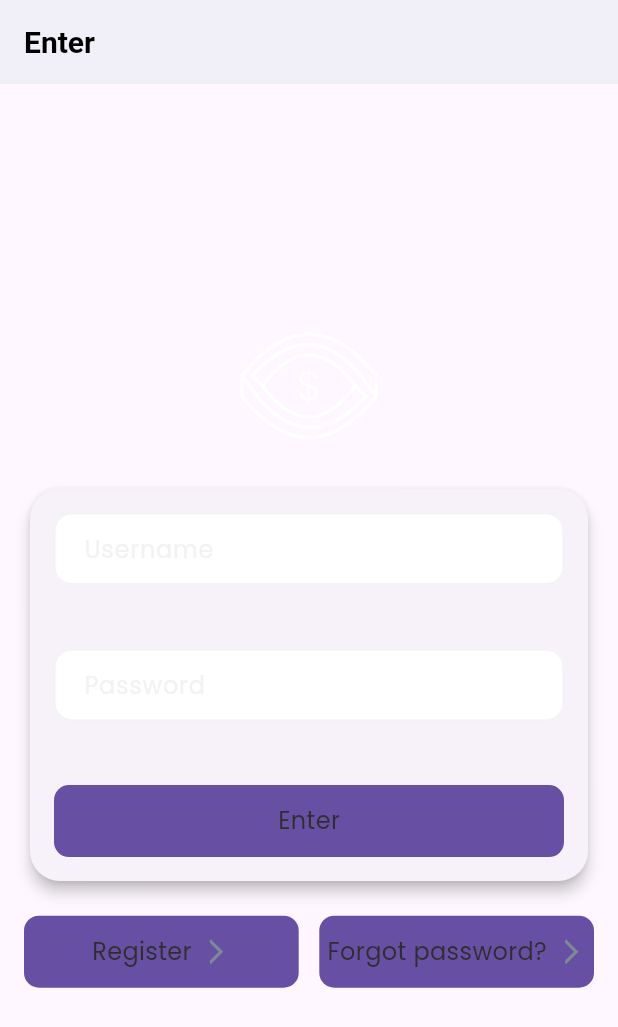
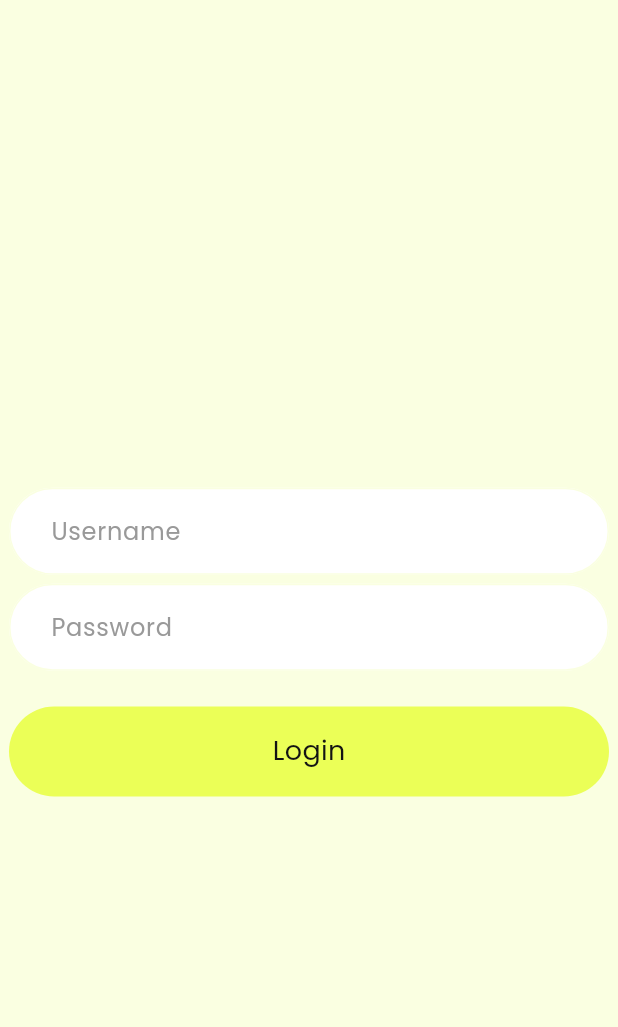
Before and after one commit to gitformannon/Finance, a Flutter app: the screen it shows after launch, on a phone screen of 412 x 824 dp. Shown: the top 1027 px of the screen. Run offline on Flutter 3.47's test engine with Material 3 defaults, Android fonts, the phone set to English and light mode, and no system bars; our stand-ins replace bloc, cached_network_image, currency_text_input_formatter, dartz, dio, easy_localization and 13 more; accounts and stored records are empty; generated files the repository leaves out were written again.

Commit message:
Finance FE Login page

```diff
--- a/mobile_frontend/lib/core/constants/app_colors.dart
+++ b/mobile_frontend/lib/core/constants/app_colors.dart
@@ -3,13 +3,14 @@ import 'dart:ui';
 import 'package:flutter/material.dart';
 
 class AppColors {
-static const Color primary = Color(0xFFFF8C42);
-static const Color secondary = Color(0xFFFFD89B);
+static const Color primary = Color(0xFFEBFF57);
+static const Color secondary = Color(0xFFA2F7A1);
 static const Color accent = Color(0xFF3E7C76);
-static const Color background = Color(0xFFFFFDF9);
+static const Color background = Color(0xFFFAFFE1);
 static const Color surface = Color(0xFFFFFFFF);
-static const Color textPrimary = Color(0xFF2E2E2E);
-static const Color textSecondary = Color(0xFF6D6D6D);
+static const Color textPrimary = Color(0xFF131313);
+static const Color textSecondary = Color(0xFF343434);
 static const Color error = Color(0xFFEF5B5B);
 static const Color box = Color(0xF1F1F1F1);
+static const Color def = Color(0xFF999999);
 }
--- a/mobile_frontend/lib/core/constants/app_sizes.dart
+++ b/mobile_frontend/lib/core/constants/app_sizes.dart
@@ -11,7 +11,7 @@ class AppSizes {
   static const double avatarSize48 = 48.0;
 
   // Button sizes
-  static const double buttonHeight48 = 48.0;
+  static const double buttonHeight = 60.0;
   static const double buttonMinWidth120 = 120.0;
 
   // Card sizes
@@ -22,18 +22,19 @@ class AppSizes {
   static const double appBarHeight56 = 56.0;
 
   // Padding
-  static const double paddingXS4 = 4.0;
-  static const double paddingS8 = 8.0;
-  static const double paddingM16 = 16.0;
+  static const double paddingXS = 1.0;
+  static const double paddingS = 5.0;
+  static const double paddingM = 12.0;
+  static const double paddingL = 24.0;
 
   // Radius
-  static const double borderSmall6 = 6.0;
-  static const double borderMedium12 = 12.0;
-  static const double borderLarge20 = 20.0;
-  static const double borderCircle100 = 100.0;
+  static const double borderSmall = 6.0;
+  static const double borderMedium = 36.0;
+  static const double borderLarge = 48.0;
+  static const double borderCircle = 100.0;
 
   // Spacing
-  static const double spaceXXS4 = 4.0;
+  static const double spaceXXS5 = 5.0;
   static const double spaceXS8 = 8.0;
   static const double spaceS12 = 12.0;
   static const double spaceM16 = 16.0;
@@ -53,5 +54,5 @@ class AppSizes {
   static const double textSize30 = 30.0;
 
   // Textfield sizes
-  static const double textFieldHeight60 = 60.0;
+  static const double textFieldHeight = 87.0;
 }
--- a/mobile_frontend/lib/core/constants/locale_keys.dart
+++ b/mobile_frontend/lib/core/constants/locale_keys.dart
@@ -12,7 +12,7 @@
   static const logout = 'logout';
   static const userName = 'userName';
   static const password = 'password';
-  static const enter = 'enter';
+  static const enter = 'Login';
   static const analytics = 'analytics';
   static const serverError="serverError";
 }
--- a/mobile_frontend/lib/core/themes/app_text_styles.dart
+++ b/mobile_frontend/lib/core/themes/app_text_styles.dart
@@ -38,11 +38,18 @@ class AppTextStyles {
   );
 
   /// 🧾 BODY TEXT
-  static final TextStyle bodyRegular = custom(fontSize: AppSizes.textSize16);
+  static final TextStyle bodyRegular = custom(
+    fontSize: AppSizes.textSize16,
+  );
 
   static final TextStyle bodyMedium = custom(
     fontSize: AppSizes.textSize16,
     fontWeight: FontWeights.medium,
+  );
+
+  static final TextStyle bodyLarge = custom(
+    fontSize: AppSizes.textSize18,
+    fontWeight: FontWeights.regular,
   );
 
   static final TextStyle bodySemiBold = custom(
--- a/mobile_frontend/lib/core/themes/themes.dart
+++ b/mobile_frontend/lib/core/themes/themes.dart
@@ -16,8 +16,8 @@ ThemeData lightThemeData = ThemeData(
   ),
 
   appBarTheme: const AppBarTheme(
-    backgroundColor: AppColors.surface,
-    elevation: 4.0,
+    backgroundColor:  AppColors.background,
+    elevation: 0.0,
     iconTheme: IconThemeData(color: Colors.black),
     titleTextStyle: TextStyle(
       color: Colors.black,
@@ -52,8 +52,8 @@ ThemeData darkThemeData = ThemeData(
   ),
 
   appBarTheme: AppBarTheme(
-    backgroundColor:  Color(0xFF121212), // masalan: Color(0xFF121212)
-    elevation: 4.0,
+    backgroundColor:  AppColors.background, // masalan: Color(0xFF121212)
+    elevation: 0.0,
     iconTheme: const IconThemeData(color: Colors.white),
     titleTextStyle: const TextStyle(
       color: Colors.white,
--- a/mobile_frontend/lib/features/auth/presentation/pages/forgot_password.dart
+++ b/mobile_frontend/lib/features/auth/presentation/pages/forgot_password.dart
@@ -40,7 +40,7 @@ class _ForgotPasswordPageState extends State<ForgotPasswordPage> {
       body: SafeArea(
         child: Center(
           child: SingleChildScrollView(
-            padding: const EdgeInsets.all(AppSizes.paddingM16),
+            padding: const EdgeInsets.all(AppSizes.paddingM),
             child: Column(
               mainAxisSize: MainAxisSize.min,
               crossAxisAlignment: CrossAxisAlignment.stretch,
@@ -56,11 +56,11 @@ class _ForgotPasswordPageState extends State<ForgotPasswordPage> {
                   elevation: 4,
                   shape: RoundedRectangleBorder(
                     borderRadius:
-                        BorderRadius.circular(AppSizes.borderLarge20),
+                        BorderRadius.circular(AppSizes.borderLarge),
                   ),
                   child: Padding(
                     padding:
-                        const EdgeInsets.all(AppSizes.paddingM16),
+                        const EdgeInsets.all(AppSizes.paddingM),
                     child: Column(
                       crossAxisAlignment: CrossAxisAlignment.stretch,
                       children: [
--- a/mobile_frontend/lib/features/auth/presentation/pages/login.dart
+++ b/mobile_frontend/lib/features/auth/presentation/pages/login.dart
@@ -50,33 +50,22 @@ class _LoginPageState extends State<LoginPage> {
       },
       builder: (context, state) {
         return Scaffold(
+          backgroundColor: AppColors.background,
           appBar: AppBar(
-            title: Text(LocaleKeys.enter.tr()),
+            elevation: 0,
+            backgroundColor: AppColors.background,
           ),
           body: SafeArea(
             child: Center(
               child: SingleChildScrollView(
-                padding: const EdgeInsets.all(AppSizes.paddingM16),
+                padding: const EdgeInsets.all(AppSizes.paddingXS),
                 child: Column(
                   mainAxisSize: MainAxisSize.min,
                   crossAxisAlignment: CrossAxisAlignment.stretch,
                   children: [
-                    Center(
-                      child: Image.asset(
-                        AppImages.logo,
-                        height: AppSizes.logoSmall60.h,
-                      ),
-                    ),
-                    SizedBox(height: AppSizes.spaceXL24.h),
-                    Card(
-                      elevation: 4,
-                      shape: RoundedRectangleBorder(
-                        borderRadius:
-                            BorderRadius.circular(AppSizes.borderLarge20),
-                      ),
-                      child: Padding(
+                    Padding(
                       padding:
-                            const EdgeInsets.all(AppSizes.paddingM16),
+                        const EdgeInsets.all(AppSizes.paddingS),
                       child: Column(
                         crossAxisAlignment: CrossAxisAlignment.stretch,
                         children: [
@@ -84,7 +73,7 @@ class _LoginPageState extends State<LoginPage> {
                             controller: _phoneController,
                             hintText: LocaleKeys.userName.tr(),
                           ),
-                            SizedBox(height: AppSizes.spaceM16.h),
+                          SizedBox(height: AppSizes.spaceXXS5.h),
                           WMaskedTextField(
                             controller: _passwordController,
                             hintText: LocaleKeys.password.tr(),
@@ -100,47 +89,16 @@ class _LoginPageState extends State<LoginPage> {
                                     const TextStyle(color: AppColors.error),
                               ),
                             ),
-                            SizedBox(height: AppSizes.spaceM16.h),
+                          SizedBox(height: AppSizes.spaceL20.h),
                           WButton(
                             onTap: _login,
                             isLoading:
                                 state.status == RequestStatus.loading,
-                              text: LocaleKeys.enter.tr(),
+                            text: LocaleKeys.enter,
                           ),
+                          SizedBox(height: AppSizes.spaceL20.h),
                         ],
                       ),
-                      ),
-                    ),
-                    SizedBox(height: AppSizes.spaceM16.h),
-                    Row(
-                      children: [
-                        Expanded(
-                          child: WButton(
-                            onTap: () =>
-                                context.read<NavigateCubit>().goToRegisterPage(),
-                            text: 'Register',
-                            hasNextIcon: true,
-                            nextIcon: SvgPicture.asset(
-                              'assets/svg/ic_arrow_right.svg',
-                              fit: BoxFit.scaleDown,
-                            ),
-                          ),
-                        ),
-                        SizedBox(width: AppSizes.spaceS12.w),
-                        Expanded(
-                          child: WButton(
-                            onTap: () => context
-                                .read<NavigateCubit>()
-                                .goToForgotPasswordPage(),
-                            text: 'Forgot password?',
-                            hasNextIcon: true,
-                            nextIcon: SvgPicture.asset(
-                              'assets/svg/ic_arrow_right.svg',
-                              fit: BoxFit.scaleDown,
-                            ),
-                          ),
-                        ),
-                      ],
                     ),
                   ],
                 ),
--- a/mobile_frontend/lib/features/auth/presentation/pages/register.dart
+++ b/mobile_frontend/lib/features/auth/presentation/pages/register.dart
@@ -42,7 +42,7 @@ class _RegisterPageState extends State<RegisterPage> {
       body: SafeArea(
         child: Center(
           child: SingleChildScrollView(
-            padding: const EdgeInsets.all(AppSizes.paddingM16),
+            padding: const EdgeInsets.all(AppSizes.paddingM),
             child: Column(
               mainAxisSize: MainAxisSize.min,
               crossAxisAlignment: CrossAxisAlignment.stretch,
@@ -58,11 +58,11 @@ class _RegisterPageState extends State<RegisterPage> {
                   elevation: 4,
                   shape: RoundedRectangleBorder(
                     borderRadius:
-                        BorderRadius.circular(AppSizes.borderLarge20),
+                        BorderRadius.circular(AppSizes.borderLarge),
                   ),
                   child: Padding(
                     padding:
-                        const EdgeInsets.all(AppSizes.paddingM16),
+                        const EdgeInsets.all(AppSizes.paddingM),
                     child: Column(
                       crossAxisAlignment: CrossAxisAlignment.stretch,
                       children: [
--- a/mobile_frontend/lib/features/profile/presentation/pages/profile_page.dart
+++ b/mobile_frontend/lib/features/profile/presentation/pages/profile_page.dart
@@ -25,7 +25,10 @@ class _ProfilePageState extends State<ProfilePage> {
   @override
   Widget build(BuildContext context) {
     return Scaffold(
-      appBar: AppBar(title: const Text('Profile')),
+      appBar: AppBar(
+        backgroundColor: AppColors.background,
+        elevation: 0,
+      ),
       body: BlocBuilder<ProfileCubit, ProfileState>(
         builder: (context, state) {
           if (state.status.isLoading()) {
--- a/mobile_frontend/lib/features/shared/presentation/widgets/app_buttons/w_button.dart
+++ b/mobile_frontend/lib/features/shared/presentation/widgets/app_buttons/w_button.dart
@@ -34,14 +34,14 @@ class WButton extends StatelessWidget {
     required this.onTap,
     this.text = '',
     this.textColor,
-    this.borderRadius = 10,
+    this.borderRadius = AppSizes.borderLarge,
     this.isDisabled = false,
     this.isLoading = false,
     this.hasError = false,
     this.hasNextIcon = false,
     this.hasPreviousIcon = false,
-    this.width,
-    this.height,
+    this.width = double.infinity,
+    this.height = AppSizes.buttonHeight,
     this.margin,
     this.padding,
     this.textStyle,
@@ -66,17 +66,17 @@ class WButton extends StatelessWidget {
       isDisabled: isDisabled,
       child: Container(
         width: width,
-        height: height ?? AppSizes.buttonHeight48,
+        height: height ?? AppSizes.buttonHeight,
         margin: margin,
         padding: padding ?? EdgeInsets.zero,
         alignment: Alignment.center,
         decoration: BoxDecoration(
           color:
-              isDisabled
-                  ? AppColors.box
-                  : (backgroundColor ?? Theme.of(context).colorScheme.primary),
+            isDisabled
+              ? AppColors.box
+              : (backgroundColor ?? Theme.of(context).primaryColor),
           borderRadius: BorderRadius.circular(borderRadius),
-          border: hasError ? Border.all(color: Colors.red) : border,
+          border: hasError ? Border.all(color: AppColors.error) : border,
           boxShadow: shadow,
         ),
         child:
@@ -95,7 +95,7 @@ class WButton extends StatelessWidget {
                         child ??
                             Text(
                               text,
-                              style: textStyle ?? AppTextStyles.bodyRegular,
+                              style: textStyle ?? AppTextStyles.bodyLarge,
                               textAlign: TextAlign.center,
                               overflow: TextOverflow.ellipsis,
                               maxLines: 2,
--- a/mobile_frontend/lib/features/shared/presentation/widgets/app_widgets/app_widgets.dart
+++ b/mobile_frontend/lib/features/shared/presentation/widgets/app_widgets/app_widgets.dart
@@ -143,7 +143,7 @@ class AppWidgets {
     required double width,
     required double height,
     EdgeInsets? margin,
-    double borderRadius = AppSizes.borderSmall6,
+    double borderRadius = AppSizes.borderSmall,
   }) {
     return Shimmer.fromColors(
       baseColor: AppColors.primary,
--- a/mobile_frontend/lib/features/shared/presentation/widgets/bottom_sheet_models/w_bottom_sheet_divder.dart
+++ b/mobile_frontend/lib/features/shared/presentation/widgets/bottom_sheet_models/w_bottom_sheet_divder.dart
@@ -16,7 +16,7 @@ class WBottomSheetDivider extends StatelessWidget {
       height: 5.h,
       width: 30.w,
       decoration: BoxDecoration(
-          borderRadius: BorderRadius.circular(AppSizes.borderMedium12),
+          borderRadius: BorderRadius.circular(AppSizes.borderMedium),
           color: AppColors.box),
     );
   }
--- a/mobile_frontend/lib/features/shared/presentation/widgets/bottom_sheet_models/w_confimation_btm.dart
+++ b/mobile_frontend/lib/features/shared/presentation/widgets/bottom_sheet_models/w_confimation_btm.dart
@@ -32,7 +32,7 @@ class ConfirmationBottomModal extends StatelessWidget {
         Text(label ?? "", style: AppTextStyles.bodyRegular, maxLines: 2),
         WButton(
           backgroundColor: AppColors.box,
-          borderRadius: AppSizes.borderMedium12,
+          borderRadius: AppSizes.borderMedium,
           textStyle: AppTextStyles.bodyRegular,
           onTap: () {
             if (cancelFunc != null) {
@@ -46,7 +46,7 @@ class ConfirmationBottomModal extends StatelessWidget {
         ),
         WButton(
           textStyle: AppTextStyles.bodyRegular,
-          borderRadius: AppSizes.borderMedium12,
+          borderRadius: AppSizes.borderMedium,
           onTap: () {
             if (acceptFunc != null) {
               acceptFunc!();
--- a/mobile_frontend/lib/features/shared/presentation/widgets/textfields/app_text_field.dart
+++ b/mobile_frontend/lib/features/shared/presentation/widgets/textfields/app_text_field.dart
@@ -44,14 +44,14 @@ class _AppTextFieldState extends State<AppTextField> {
     return Container(
       decoration: BoxDecoration(
         color: AppColors.surface,
-        borderRadius: BorderRadius.circular(AppSizes.borderMedium12),
+        borderRadius: BorderRadius.circular(AppSizes.borderMedium),
       ),
       child: TextField(
         controller: widget.controller,
         enabled: widget.enabled,
         keyboardType: _keyboardType(),
         obscureText: widget.isPassword ? _obscure : false,
-        style: const TextStyle(color: AppColors.textPrimary),
+        style: const TextStyle(color: AppColors.surface),
         decoration: InputDecoration(
           label: Container(
             padding: const EdgeInsets.symmetric(horizontal: 10, vertical: 2),
@@ -72,17 +72,17 @@ class _AppTextFieldState extends State<AppTextField> {
           filled: true,
           fillColor: AppColors.surface,
           contentPadding: const EdgeInsets.symmetric(
-              horizontal: AppSizes.paddingM16, vertical: 12),
+              horizontal: AppSizes.paddingM, vertical: 12),
           border: OutlineInputBorder(
-            borderRadius: BorderRadius.circular(AppSizes.borderMedium12),
+            borderRadius: BorderRadius.circular(AppSizes.borderMedium),
             borderSide: const BorderSide(color: AppColors.box),
           ),
           enabledBorder: OutlineInputBorder(
-            borderRadius: BorderRadius.circular(AppSizes.borderMedium12),
+            borderRadius: BorderRadius.circular(AppSizes.borderMedium),
             borderSide: const BorderSide(color: AppColors.box),
           ),
           focusedBorder: OutlineInputBorder(
-            borderRadius: BorderRadius.circular(AppSizes.borderMedium12),
+            borderRadius: BorderRadius.circular(AppSizes.borderMedium),
             borderSide: const BorderSide(color: AppColors.primary, width: 2),
           ),
           suffixIcon: widget.isPassword
--- a/mobile_frontend/lib/features/shared/presentation/widgets/textfields/w_masked_textfield.dart
+++ b/mobile_frontend/lib/features/shared/presentation/widgets/textfields/w_masked_textfield.dart
@@ -53,7 +53,7 @@ class WMaskedTextField extends StatelessWidget {
     this.backgroundColor,
     this.onSubmit,
     this.textInputAction,
-    this.height = AppSizes.textFieldHeight60,
+    this.height = AppSizes.textFieldHeight,
     this.hintTextStyle,
     this.contentPadding,
     this.suffixIcon,
@@ -79,11 +79,10 @@ class WMaskedTextField extends StatelessWidget {
         }
       },
       child: SizedBox(
-        height: height.h,
         child: TextField(
           maxLines: isPassword ? 1 : maxLines,
           autofocus: autofocus,
-          style: style ?? AppTextStyles.bodyRegular,
+          style: style ?? AppTextStyles.bodyRegular.copyWith(color: AppColors.textSecondary),
           controller: controller,
           enabled: enable,
           onChanged: onChanged,
@@ -102,7 +101,7 @@ class WMaskedTextField extends StatelessWidget {
             hintStyle:
               hintTextStyle ??
               AppTextStyles.bodyRegular.copyWith(
-                  color: AppColors.box,
+                color: AppColors.def,
               ),
             prefixIcon: prefixIcon,
             prefixText: prefixText,
@@ -118,37 +117,37 @@ class WMaskedTextField extends StatelessWidget {
             fillColor: backgroundColor ?? AppColors.surface,
             filled: true,
             contentPadding: contentPadding ??
-                const EdgeInsets.symmetric(horizontal: AppSizes.paddingM16, vertical: 12),
+                const EdgeInsets.symmetric(horizontal: AppSizes.paddingL, vertical: 17),
             border: OutlineInputBorder(
-              borderRadius: BorderRadius.circular(AppSizes.borderMedium12),
-              borderSide: const BorderSide(color: AppColors.box),
+              borderRadius: BorderRadius.circular(AppSizes.borderMedium),
+              borderSide: const BorderSide(color: AppColors.background),
             ),
             disabledBorder:
               isError ?? false
                 ? OutlineInputBorder(
-                        borderRadius: BorderRadius.circular(AppSizes.borderMedium12),
+                  borderRadius: BorderRadius.circular(AppSizes.borderMedium),
                   borderSide: BorderSide(
                     color: AppColors.error,
                     width: 1.w,
                   ),
                 )
               : OutlineInputBorder(
-                        borderRadius: BorderRadius.circular(AppSizes.borderMedium12),
+                borderRadius: BorderRadius.circular(AppSizes.borderMedium),
                 borderSide: BorderSide(
-                          color: AppColors.box,
+                  color: AppColors.surface,
                   width: 1.w,
                 ),
                   ),
             focusedBorder:
               focusBorder ??
               OutlineInputBorder(
-                  borderRadius: BorderRadius.circular(AppSizes.borderMedium12),
+                borderRadius: BorderRadius.circular(AppSizes.borderMedium),
                 borderSide: const BorderSide(color: AppColors.primary, width: 2),
               ),
             enabledBorder:
               isError ?? false
                 ? OutlineInputBorder(
-                      borderRadius: BorderRadius.circular(AppSizes.borderMedium12),
+                  borderRadius: BorderRadius.circular(AppSizes.borderMedium),
                   borderSide: BorderSide(
                     color: AppColors.error,
                     width: 1.w,
@@ -156,9 +155,9 @@ class WMaskedTextField extends StatelessWidget {
                 )
                 : enabledBorder ??
                   OutlineInputBorder(
-                          borderRadius: BorderRadius.circular(AppSizes.borderMedium12),
+                    borderRadius: BorderRadius.circular(AppSizes.borderMedium),
                     borderSide: const BorderSide(
-                            color: AppColors.box,
+                      color: AppColors.background,
                       width: 1,
                     ),
                   ),
```
Lines whose indentation alone changed are shown as unchanged.
